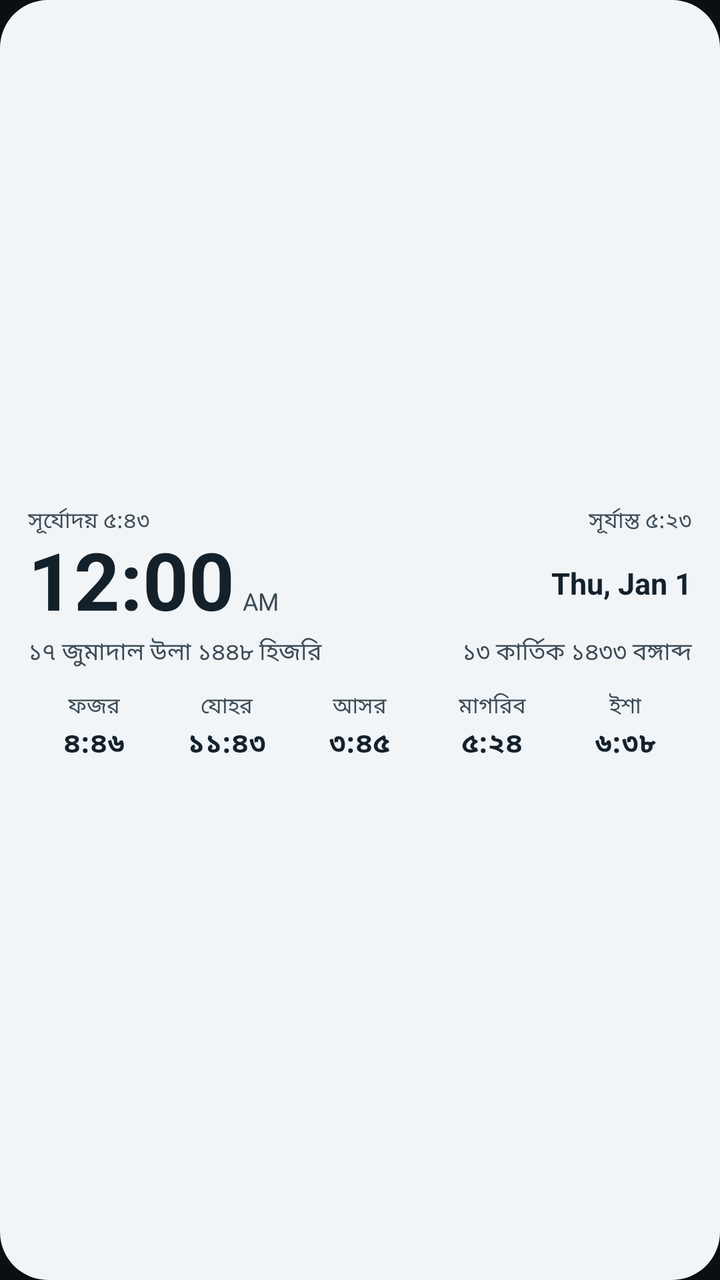
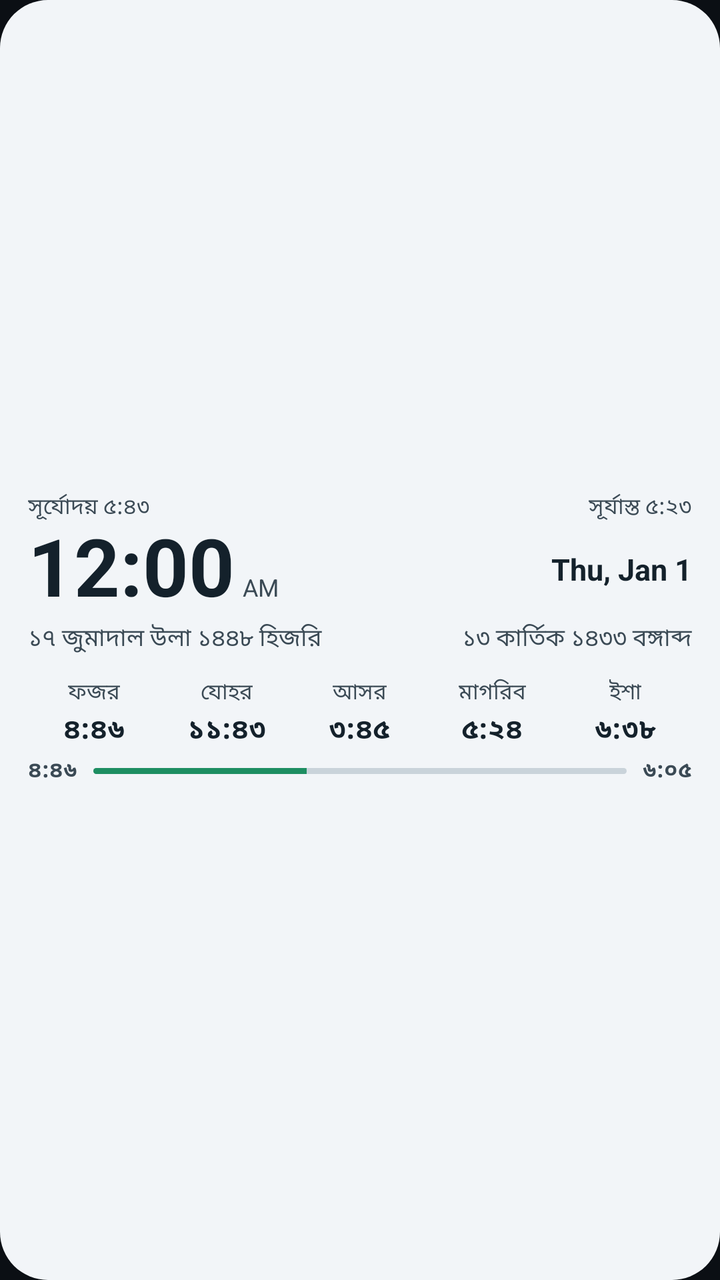

The first picture is an Android layout as it rendered before a commit; the second is the same layout after the commit. The layout source and the unified diff follow.
<!-- AndroidManifest.xml: application theme AppTheme -->
<!-- res/layout/widget_v2.xml -->
<?xml version="1.0" encoding="utf-8"?>
<LinearLayout xmlns:android="http://schemas.android.com/apk/res/android"
    android:id="@+id/root"
    android:layout_width="match_parent"
    android:layout_height="match_parent"
    android:background="@drawable/widget_bg"
    android:gravity="center_vertical"
    android:orientation="vertical"
    android:paddingStart="14dp"
    android:paddingTop="5dp"
    android:paddingEnd="14dp"
    android:paddingBottom="5dp">

    
    <LinearLayout
        android:layout_width="match_parent"
        android:layout_height="wrap_content"
        android:orientation="horizontal">

        <TextView
            android:id="@+id/zz_sunrise"
            android:layout_width="0dp"
            android:layout_height="wrap_content"
            android:layout_weight="1"
            android:gravity="start"
            android:includeFontPadding="false"
            android:maxLines="1"
            android:text="সূর্যোদয় ৫:৪৩"
            android:textColor="@color/w_text2"
            android:textSize="11sp" />

        <TextView
            android:id="@+id/zz_sunset"
            android:layout_width="wrap_content"
            android:layout_height="wrap_content"
            android:gravity="end"
            android:includeFontPadding="false"
            android:maxLines="1"
            android:text="সূর্যাস্ত ৫:২৩"
            android:textColor="@color/w_text2"
            android:textSize="11sp" />
    </LinearLayout>

    
    <LinearLayout
        android:layout_width="match_parent"
        android:layout_height="wrap_content"
        android:gravity="center_vertical"
        android:orientation="horizontal">

        <LinearLayout
            android:layout_width="0dp"
            android:layout_height="wrap_content"
            android:layout_weight="1"
            android:gravity="bottom"
            android:orientation="horizontal">

            <TextClock
                android:id="@+id/time"
                android:layout_width="wrap_content"
                android:layout_height="wrap_content"
                android:format12Hour="h:mm"
                android:format24Hour="h:mm"
                android:includeFontPadding="false"
                android:textColor="@color/w_text"
                android:textSize="40sp"
                android:textStyle="bold" />

            <TextClock
                android:id="@+id/ampm"
                android:layout_width="wrap_content"
                android:layout_height="wrap_content"
                android:format12Hour="a"
                android:format24Hour="a"
                android:includeFontPadding="false"
                android:paddingStart="4dp"
                android:paddingBottom="6dp"
                android:textColor="@color/w_text2"
                android:textSize="12sp" />
        </LinearLayout>

        <TextClock
            android:id="@+id/endate"
            android:layout_width="wrap_content"
            android:layout_height="wrap_content"
            android:format12Hour="EEE, MMM d"
            android:format24Hour="EEE, MMM d"
            android:gravity="end"
            android:maxLines="1"
            android:textColor="@color/w_text"
            android:textSize="15sp"
            android:textStyle="bold" />
    </LinearLayout>

    
    <LinearLayout
        android:layout_width="match_parent"
        android:layout_height="wrap_content"
        android:layout_marginTop="2dp"
        android:orientation="horizontal">

        <TextView
            android:id="@+id/hijri"
            android:layout_width="0dp"
            android:layout_height="wrap_content"
            android:layout_weight="1"
            android:gravity="start"
            android:maxLines="1"
            android:text="১৭ জুমাদাল উলা ১৪৪৮ হিজরি"
            android:textColor="@color/w_text2"
            android:textSize="12sp" />

        <TextView
            android:id="@+id/bangla"
            android:layout_width="wrap_content"
            android:layout_height="wrap_content"
            android:gravity="end"
            android:maxLines="1"
            android:paddingStart="8dp"
            android:text="১৩ কার্তিক ১৪৩৩ বঙ্গাব্দ"
            android:textColor="@color/w_text2"
            android:textSize="12sp" />
    </LinearLayout>

    
    <LinearLayout
        android:layout_width="match_parent"
        android:layout_height="wrap_content"
        android:layout_marginTop="6dp"
        android:orientation="horizontal">

        <LinearLayout
            android:id="@+id/c0"
            android:layout_width="0dp"
            android:layout_height="wrap_content"
            android:layout_weight="1"
            android:gravity="center"
            android:orientation="vertical"
            android:paddingTop="4dp"
            android:paddingBottom="4dp">

            <TextView
                android:id="@+id/n0"
                android:layout_width="wrap_content"
                android:layout_height="wrap_content"
                android:maxLines="1"
                android:text="ফজর"
                android:textColor="@color/w_text2"
                android:textSize="11sp" />

            <TextView
                android:id="@+id/t0"
                android:layout_width="wrap_content"
                android:layout_height="wrap_content"
                android:maxLines="1"
                android:text="৪:৪৬"
                android:textColor="@color/w_text"
                android:textSize="14sp"
                android:textStyle="bold" />
        </LinearLayout>

        <LinearLayout
            android:id="@+id/c1"
            android:layout_width="0dp"
            android:layout_height="wrap_content"
            android:layout_weight="1"
            android:gravity="center"
            android:orientation="vertical"
            android:paddingTop="4dp"
            android:paddingBottom="4dp">

            <TextView
                android:id="@+id/n1"
                android:layout_width="wrap_content"
                android:layout_height="wrap_content"
                android:maxLines="1"
                android:text="যোহর"
                android:textColor="@color/w_text2"
                android:textSize="11sp" />

            <TextView
                android:id="@+id/t1"
                android:layout_width="wrap_content"
                android:layout_height="wrap_content"
                android:maxLines="1"
                android:text="১১:৪৩"
                android:textColor="@color/w_text"
                android:textSize="14sp"
                android:textStyle="bold" />
        </LinearLayout>

        <LinearLayout
            android:id="@+id/c2"
            android:layout_width="0dp"
            android:layout_height="wrap_content"
            android:layout_weight="1"
            android:gravity="center"
            android:orientation="vertical"
            android:paddingTop="4dp"
            android:paddingBottom="4dp">

            <TextView
                android:id="@+id/n2"
                android:layout_width="wrap_content"
                android:layout_height="wrap_content"
                android:maxLines="1"
                android:text="আসর"
                android:textColor="@color/w_text2"
                android:textSize="11sp" />

            <TextView
                android:id="@+id/t2"
                android:layout_width="wrap_content"
                android:layout_height="wrap_content"
                android:maxLines="1"
                android:text="৩:৪৫"
                android:textColor="@color/w_text"
                android:textSize="14sp"
                android:textStyle="bold" />
        </LinearLayout>

        <LinearLayout
            android:id="@+id/c3"
            android:layout_width="0dp"
            android:layout_height="wrap_content"
            android:layout_weight="1"
            android:gravity="center"
            android:orientation="vertical"
            android:paddingTop="4dp"
            android:paddingBottom="4dp">

            <TextView
                android:id="@+id/n3"
                android:layout_width="wrap_content"
                android:layout_height="wrap_content"
                android:maxLines="1"
                android:text="মাগরিব"
                android:textColor="@color/w_text2"
                android:textSize="11sp" />

            <TextView
                android:id="@+id/t3"
                android:layout_width="wrap_content"
                android:layout_height="wrap_content"
                android:maxLines="1"
                android:text="৫:২৪"
                android:textColor="@color/w_text"
                android:textSize="14sp"
                android:textStyle="bold" />
        </LinearLayout>

        <LinearLayout
            android:id="@+id/c4"
            android:layout_width="0dp"
            android:layout_height="wrap_content"
            android:layout_weight="1"
            android:gravity="center"
            android:orientation="vertical"
            android:paddingTop="4dp"
            android:paddingBottom="4dp">

            <TextView
                android:id="@+id/n4"
                android:layout_width="wrap_content"
                android:layout_height="wrap_content"
                android:maxLines="1"
                android:text="ইশা"
                android:textColor="@color/w_text2"
                android:textSize="11sp" />

            <TextView
                android:id="@+id/t4"
                android:layout_width="wrap_content"
                android:layout_height="wrap_content"
                android:maxLines="1"
                android:text="৬:৩৮"
                android:textColor="@color/w_text"
                android:textSize="14sp"
                android:textStyle="bold" />
        </LinearLayout>
    </LinearLayout>
</LinearLayout>
<!-- resources referenced by this layout -->
<resources>
  <color name="w_text">#14212B</color>
  <color name="w_text2">#3B4A55</color>
  <!-- drawable widget_bg (drawable) -->
  <?xml version="1.0" encoding="utf-8"?>
  <shape xmlns:android="http://schemas.android.com/apk/res/android" android:shape="rectangle">
      <solid android:color="@color/w_bg" />
      <corners android:radius="24dp" />
  </shape>
  <style name="AppTheme" parent="android:Theme.DeviceDefault.NoActionBar">
          <item name="android:windowBackground">@color/bg</item>
          <item name="android:statusBarColor">@color/bg</item>
          <item name="android:navigationBarColor">@color/bg</item>
      </style>
  <color name="w_bg">#F2F5F8</color>
  <color name="bg">#0B0F14</color>
</resources>

<!-- the commit's change to res/layout/widget_v2.xml (unified diff, before → after) -->
@@ -137,7 +137,7 @@
             android:gravity="center"
             android:orientation="vertical"
             android:paddingTop="4dp"
-            android:paddingBottom="4dp">
+            android:paddingBottom="2dp">
 
             <TextView
                 android:id="@+id/n0"
@@ -167,7 +167,7 @@
             android:gravity="center"
             android:orientation="vertical"
             android:paddingTop="4dp"
-            android:paddingBottom="4dp">
+            android:paddingBottom="2dp">
 
             <TextView
                 android:id="@+id/n1"
@@ -197,7 +197,7 @@
             android:gravity="center"
             android:orientation="vertical"
             android:paddingTop="4dp"
-            android:paddingBottom="4dp">
+            android:paddingBottom="2dp">
 
             <TextView
                 android:id="@+id/n2"
@@ -227,7 +227,7 @@
             android:gravity="center"
             android:orientation="vertical"
             android:paddingTop="4dp"
-            android:paddingBottom="4dp">
+            android:paddingBottom="2dp">
 
             <TextView
                 android:id="@+id/n3"
@@ -257,7 +257,7 @@
             android:gravity="center"
             android:orientation="vertical"
             android:paddingTop="4dp"
-            android:paddingBottom="4dp">
+            android:paddingBottom="2dp">
 
             <TextView
                 android:id="@+id/n4"
@@ -279,4 +279,51 @@
                 android:textStyle="bold" />
         </LinearLayout>
     </LinearLayout>
+
+    
+    <LinearLayout
+        android:id="@+id/zz_wrow"
+        android:layout_width="match_parent"
+        android:layout_height="wrap_content"
+        android:layout_marginTop="1dp"
+        android:gravity="center_vertical"
+        android:orientation="horizontal">
+
+        <TextView
+            android:id="@+id/zz_ws"
+            android:layout_width="wrap_content"
+            android:layout_height="wrap_content"
+            android:includeFontPadding="false"
+            android:maxLines="1"
+            android:text="৪:৪৬"
+            android:textColor="@color/w_text2"
+            android:textSize="11sp"
+            android:textStyle="bold" />
+
+        <ProgressBar
+            android:id="@+id/zz_wbar"
+            style="?android:attr/progressBarStyleHorizontal"
+            android:layout_width="0dp"
+            android:layout_height="3dp"
+            android:layout_marginStart="8dp"
+            android:layout_marginEnd="8dp"
+            android:layout_weight="1"
+            android:indeterminate="false"
+            android:max="1000"
+            android:maxHeight="3dp"
+            android:minHeight="3dp"
+            android:progress="400"
+            android:progressDrawable="@drawable/wbar" />
+
+        <TextView
+            android:id="@+id/zz_we"
+            android:layout_width="wrap_content"
+            android:layout_height="wrap_content"
+            android:includeFontPadding="false"
+            android:maxLines="1"
+            android:text="৬:০৫"
+            android:textColor="@color/w_text2"
+            android:textSize="11sp"
+            android:textStyle="bold" />
+    </LinearLayout>
 </LinearLayout>
<!-- resource entries referenced after the edit -->
@@ -2,6 +2,24 @@
 <resources>
   <color name="w_text">#14212B</color>
   <color name="w_text2">#3B4A55</color>
+  <!-- drawable wbar (drawable) -->
+  <?xml version="1.0" encoding="utf-8"?>
+  <layer-list xmlns:android="http://schemas.android.com/apk/res/android">
+      <item android:id="@android:id/background">
+          <shape android:shape="rectangle">
+              <corners android:radius="2dp" />
+              <solid android:color="@color/w_bar_bg" />
+          </shape>
+      </item>
+      <item android:id="@android:id/progress">
+          <clip>
+              <shape android:shape="rectangle">
+                  <corners android:radius="2dp" />
+                  <solid android:color="@color/w_bar_fg" />
+              </shape>
+          </clip>
+      </item>
+  </layer-list>
   <!-- drawable widget_bg (drawable) -->
   <?xml version="1.0" encoding="utf-8"?>
   <shape xmlns:android="http://schemas.android.com/apk/res/android" android:shape="rectangle">
@@ -13,6 +31,8 @@
           <item name="android:statusBarColor">@color/bg</item>
           <item name="android:navigationBarColor">@color/bg</item>
       </style>
+  <color name="w_bar_bg">#C9D3DA</color>
+  <color name="w_bar_fg">#1E8E62</color>
   <color name="w_bg">#F2F5F8</color>
   <color name="bg">#0B0F14</color>
 </resources>
